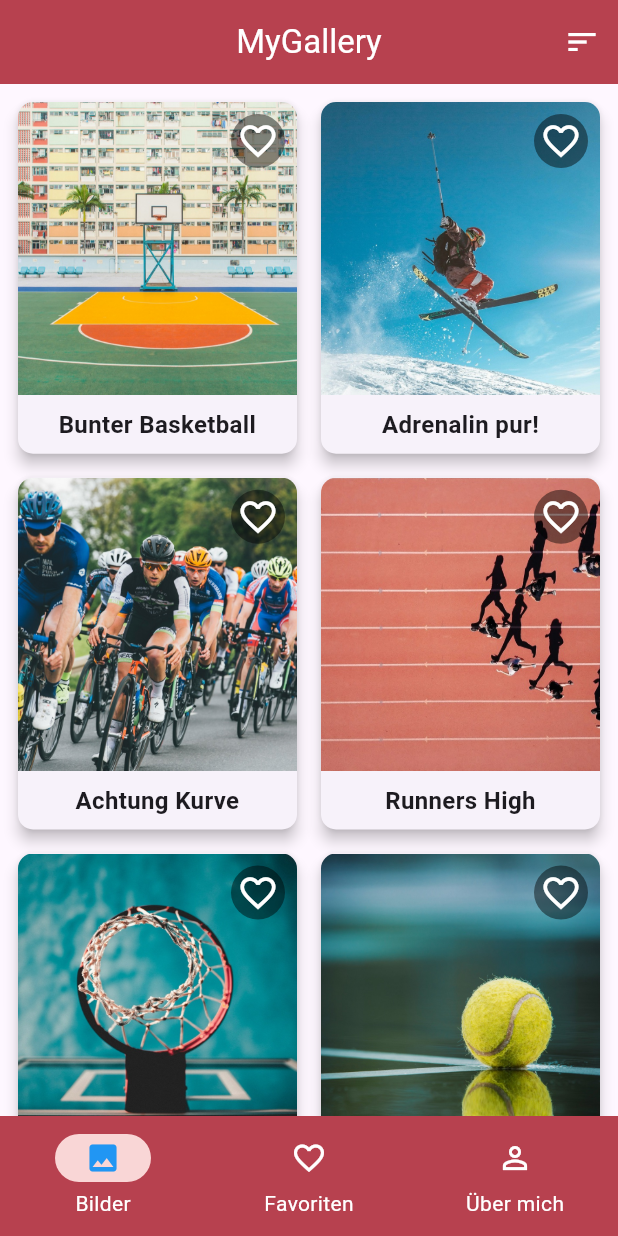
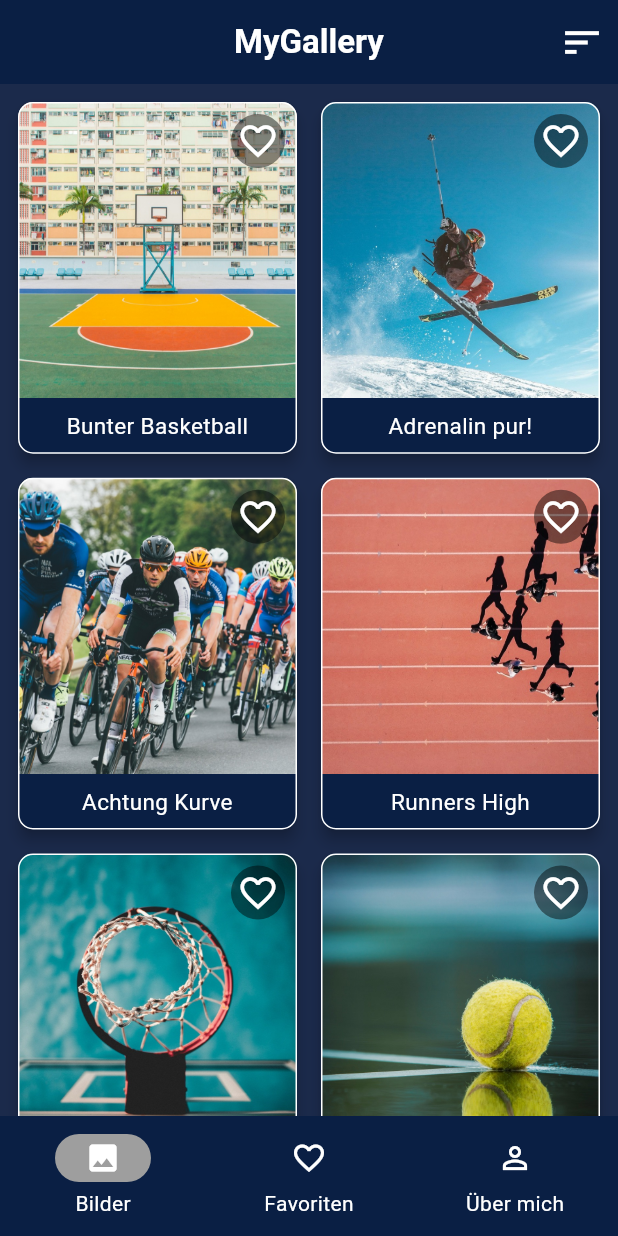
Before and after one commit to ASahinoglu/my_gallery_app, a Flutter app: the screen it shows after launch, on a phone screen of 412 x 824 dp. Run offline on Flutter 3.47's test engine with Material 3 defaults, Android fonts, the phone set to English and light mode, and no system bars.

Commit message:
color and font

```diff
--- a/lib/main.dart
+++ b/lib/main.dart
@@ -1,7 +1,6 @@
 import 'package:flutter/material.dart';
-import 'screens/gallery_screen.dart';
-import 'screens/about_screen.dart';
-import 'screens/favorites_screen.dart';
+import 'screens/main_screen.dart';
+import 'theme/app_theme.dart';
 
 void main() {
   runApp(const MyApp());
@@ -14,109 +13,17 @@ class MyApp extends StatelessWidget {
   Widget build(BuildContext context) {
     return MaterialApp(
       title: 'My Gallery App',
-      theme: ThemeData(
+      /*theme: ThemeData(
         useMaterial3: true,
         primarySwatch: Colors.red,
         visualDensity: VisualDensity.adaptivePlatformDensity,
         appBarTheme: const AppBarTheme(
-          //backgroundColor: Color.fromARGB(255, 110, 22, 16),
           backgroundColor: Color(0xFFB7414F),
           foregroundColor: Colors.white,
         ),
-      ),
+      ),*/
+      theme: AppTheme.lightTheme,
       home: const MainScreen(),
     );
   }
 }
-
-class MainScreen extends StatefulWidget {
-  const MainScreen({super.key});
-
-  @override
-  State<MainScreen> createState() => _MainScreenState();
-}
-
-class _MainScreenState extends State<MainScreen> {
-  int _selectedIndex = 0;
-
-  List<Widget> get _widgetOptions => [
-    GalleryScreen(favoriteIds: _favoriteIds, onToggleFavorite: _toggleFavorite),
-    FavoritesScreen(
-      favoriteIds: _favoriteIds,
-      onToggleFavorite: _toggleFavorite,
-    ),
-    const AboutScreen(),
-  ];
-
-  void _onItemTapped(int index) {
-    setState(() {
-      _selectedIndex = index;
-    });
-  }
-
-  final Set<String> _favoriteIds = {};
-
-  void _toggleFavorite(String id) {
-    setState(() {
-      if (_favoriteIds.contains(id)) {
-        _favoriteIds.remove(id);
-      } else {
-        _favoriteIds.add(id);
-      }
-    });
-  }
-
-  @override
-  Widget build(BuildContext context) {
-    return Scaffold(
-      body: Center(child: _widgetOptions.elementAt(_selectedIndex)),
-      // NavigationBar
-      bottomNavigationBar: NavigationBar(
-        selectedIndex: _selectedIndex,
-        onDestinationSelected: _onItemTapped,
-        backgroundColor: const Color(0xFFB7414F),
-        indicatorColor: const Color(0xFFF9D6D6),
-        labelBehavior: NavigationDestinationLabelBehavior.alwaysShow,
-        labelTextStyle: WidgetStateProperty.all(
-          const TextStyle(color: Colors.white),
-        ),
-
-        destinations: const <NavigationDestination>[
-          NavigationDestination(
-            icon: Icon(
-              Icons.photo_outlined,
-              color: Colors.white,
-            ), // Outline-Icon für nicht ausgewählt
-            selectedIcon: Icon(
-              Icons.photo,
-              color: Colors.blue,
-            ), // Ausgewählter Icon
-            label: 'Bilder',
-          ),
-          NavigationDestination(
-            icon: Icon(
-              Icons.favorite_border_outlined,
-              color: Colors.white,
-            ), // Outline-Icon für nicht ausgewählt
-            selectedIcon: Icon(
-              Icons.favorite,
-              color: Colors.blue,
-            ), // Ausgewählter Icon
-            label: 'Favoriten',
-          ),
-          NavigationDestination(
-            icon: Icon(
-              Icons.person_outline,
-              color: Colors.white,
-            ), // Outline-Icon für nicht ausgewählt
-            selectedIcon: Icon(
-              Icons.person,
-              color: Colors.blue,
-            ), // Ausgewählter Icon
-            label: 'Über mich',
-          ),
-        ],
-      ),
-    );
-  }
-}
--- a/lib/screens/about_screen.dart
+++ b/lib/screens/about_screen.dart
@@ -1,5 +1,6 @@
 import 'package:flutter/material.dart';
 import '../widgets/custom_app_bar.dart';
+import '../theme/app_theme.dart';
 
 class AboutScreen extends StatelessWidget {
   const AboutScreen({super.key});
@@ -25,19 +26,13 @@ class AboutScreen extends StatelessWidget {
                 ),
               ),
               const SizedBox(height: 16.0),
-              const Text(
-                'Kaya Müller',
-                style: TextStyle(fontSize: 28.0, fontWeight: FontWeight.bold),
-              ),
-              const Text(
-                'Fotograf',
-                style: TextStyle(fontSize: 18.0, color: Colors.grey),
-              ),
+              const Text('Kaya Müller', style: AppFonts.headline),
+              const Text('Fotograf', style: AppFonts.body),
               const SizedBox(height: 24.0),
               const Text(
                 'Mein Name ist Kaya Müller, ein Fotograf im Alter von 32 Jahren, der die Welt durch die Linse entdeckt. Mit einem Hintergrund in der visuellen Kunst und jahrelanger Erfahrung in der Fotografie habe ich einen Blick für die Schönheit im Alltäglichen entwickelt. Meine Spezialität liegt in der Sport- und Naturfotografie, wo ich das Spiel von Licht und Schatten einfange, um emotionale und aussagekräftige Bilder zu schaffen.\n\nIch glaube daran, dass jeder Moment einzigartig ist und seine eigene Geschichte erzählt. In meinen Arbeiten strebe ich danach, diese Geschichten visuell zu interpretieren und sie durch kreative Kompositionen und Nuancen zum Leben zu erwecken. Meine fotografische Reise hat mich durch verschiedene Länder geführt, wo ich die Vielfalt der Kulturen und Landschaften festhalte, immer auf der Suche nach neuen Perspektiven und Herausforderungen.\n\nMein Anspruch ist es, mit meinen Bildern nicht nur zu dokumentieren, sondern auch zu inspirieren und zu berühren. Jeder Auftrag und jedes Projekt ist für mich eine Möglichkeit, meine Leidenschaft und mein Können zu zeigen und eine Verbindung zwischen dem Betrachter und dem Bild herzustellen.',
                 textAlign: TextAlign.justify,
-                style: TextStyle(fontSize: 16.0),
+                style: AppFonts.caption,
               ),
             ],
           ),
--- a/lib/screens/detail_screen.dart
+++ b/lib/screens/detail_screen.dart
@@ -1,6 +1,8 @@
 import 'package:flutter/material.dart';
 import 'package:intl/intl.dart'; // für date formatting
 import 'package:my_gallery_app/models/gallery_item.dart';
+import '../theme/app_theme.dart';
+import 'package:my_gallery_app/widgets/custom_app_bar.dart';
 
 class DetailScreen extends StatelessWidget {
   final GalleryItem item;
@@ -12,7 +14,7 @@ class DetailScreen extends StatelessWidget {
     // Bildschirmhöhe abrufen, um die Bildhöhe relativ zu setzen
     final screenHeight = MediaQuery.of(context).size.height;
     return Scaffold(
-      appBar: AppBar(title: const Text('Details')),
+      appBar: CustomAppBar(titleText: 'Details', showBackButton: true),
       body: SafeArea(
         child: SingleChildScrollView(
           child: Column(
@@ -32,26 +34,14 @@ class DetailScreen extends StatelessWidget {
                 child: Column(
                   crossAxisAlignment: CrossAxisAlignment.start,
                   children: [
-                    Text(
-                      item.imageTitle,
-                      style: const TextStyle(
-                        fontSize: 24.0,
-                        fontWeight: FontWeight.bold,
-                      ),
-                    ),
+                    Text(item.imageTitle, style: AppFonts.headline2),
                     const SizedBox(height: 8.0),
                     Text(
                       DateFormat('dd.MM.yyyy').format(item.imageDate),
-                      style: const TextStyle(
-                        fontSize: 16.0,
-                        color: Colors.grey,
-                      ),
+                      style: AppFonts.body,
                     ),
                     const SizedBox(height: 16.0),
-                    Text(
-                      item.imageDescription,
-                      style: const TextStyle(fontSize: 18.0),
-                    ),
+                    Text(item.imageDescription, style: AppFonts.caption),
                     const SizedBox(height: 16.0),
                   ],
                 ),
--- a/lib/screens/favorites_screen.dart
+++ b/lib/screens/favorites_screen.dart
@@ -2,6 +2,7 @@ import 'package:flutter/material.dart';
 import '../widgets/gallery_card.dart';
 import '../widgets/custom_app_bar.dart';
 import '../gallery_data.dart';
+import '../theme/app_theme.dart';
 
 class FavoritesScreen extends StatelessWidget {
   final Set<String> favoriteIds;
@@ -24,10 +25,7 @@ class FavoritesScreen extends StatelessWidget {
       body: SafeArea(
         child: favoriteItems.isEmpty
             ? const Center(
-                child: Text(
-                  'Noch keine Favoriten.',
-                  style: TextStyle(fontSize: 18),
-                ),
+                child: Text('Noch keine Favoriten.', style: AppFonts.body),
               )
             : GridView.builder(
                 padding: const EdgeInsets.all(8.0),
--- a/lib/screens/gallery_screen.dart
+++ b/lib/screens/gallery_screen.dart
@@ -1,4 +1,5 @@
 import 'package:flutter/material.dart';
+import '../theme/app_theme.dart';
 import '../gallery_data.dart';
 import '../models/gallery_item.dart';
 import '../widgets/gallery_card.dart';
@@ -121,7 +122,12 @@ class _GalleryScreenState extends State<GalleryScreen> {
       appBar: CustomAppBar(
         titleText: 'MyGallery',
         actions: [
-          IconButton(icon: const Icon(Icons.sort), onPressed: _showSortOptions),
+          IconButton(
+            icon: const Icon(Icons.sort),
+            iconSize: 30.0,
+            color: AppColors.text,
+            onPressed: _showSortOptions,
+          ),
         ],
       ),
       body: SafeArea(
--- /dev/null
+++ b/lib/screens/main_screen.dart
@@ -0,0 +1,79 @@
+import 'package:flutter/material.dart';
+import 'gallery_screen.dart';
+import 'favorites_screen.dart';
+import 'about_screen.dart';
+import '../theme/app_theme.dart';
+
+class MainScreen extends StatefulWidget {
+  const MainScreen({super.key});
+
+  @override
+  State<MainScreen> createState() => _MainScreenState();
+}
+
+class _MainScreenState extends State<MainScreen> {
+  int _selectedIndex = 0;
+
+  final Set<String> _favoriteIds = {}; //  Favoriten
+
+  void _toggleFavorite(String id) {
+    setState(() {
+      if (_favoriteIds.contains(id)) {
+        _favoriteIds.remove(id);
+      } else {
+        _favoriteIds.add(id);
+      }
+    });
+  }
+
+  List<Widget> get _widgetOptions => [
+    GalleryScreen(favoriteIds: _favoriteIds, onToggleFavorite: _toggleFavorite),
+    FavoritesScreen(
+      favoriteIds: _favoriteIds,
+      onToggleFavorite: _toggleFavorite,
+    ),
+    const AboutScreen(),
+  ];
+
+  void _onItemTapped(int index) {
+    setState(() {
+      _selectedIndex = index;
+    });
+  }
+
+  @override
+  Widget build(BuildContext context) {
+    return Scaffold(
+      body: Center(child: _widgetOptions.elementAt(_selectedIndex)),
+
+      bottomNavigationBar: NavigationBar(
+        selectedIndex: _selectedIndex,
+        onDestinationSelected: _onItemTapped,
+        backgroundColor: AppColors.primary,
+        indicatorColor: Colors.grey,
+        labelBehavior: NavigationDestinationLabelBehavior.alwaysShow,
+        //labelPadding: EdgeInsets.all(4.0),
+        labelTextStyle: WidgetStateProperty.all(
+          const TextStyle(color: AppColors.text),
+        ),
+        destinations: const <NavigationDestination>[
+          NavigationDestination(
+            icon: Icon(Icons.photo_outlined, color: AppColors.text),
+            selectedIcon: Icon(Icons.photo, color: AppColors.text),
+            label: 'Bilder',
+          ),
+          NavigationDestination(
+            icon: Icon(Icons.favorite_border_outlined, color: AppColors.text),
+            selectedIcon: Icon(Icons.favorite, color: AppColors.text),
+            label: 'Favoriten',
+          ),
+          NavigationDestination(
+            icon: Icon(Icons.person_outline, color: AppColors.text),
+            selectedIcon: Icon(Icons.person, color: AppColors.text),
+            label: 'Über mich',
+          ),
+        ],
+      ),
+    );
+  }
+}
--- /dev/null
+++ b/lib/theme/app_theme.dart
@@ -0,0 +1,49 @@
+import 'package:flutter/material.dart';
+
+class AppTheme {
+  static ThemeData get lightTheme => ThemeData(
+    useMaterial3: true,
+    primaryColor: AppColors.primary,
+    scaffoldBackgroundColor: Color(0xFF1B2A4B),
+    visualDensity: VisualDensity.adaptivePlatformDensity,
+    appBarTheme: const AppBarTheme(
+      backgroundColor: AppColors.primary,
+      foregroundColor: Colors.white,
+    ),
+    colorScheme: const ColorScheme.light(
+      primary: AppColors.primary,
+      secondary: AppColors.secondary,
+    ),
+  );
+}
+
+//App Colors
+class AppColors {
+  static const Color primary = Color(0xFF0A1F44);
+  static const Color secondary = Color(0xFFF9D6D6);
+  static const Color text = Colors.white;
+  static const Color blue = Colors.blue;
+  //static const Color darkText = Color(0xFF333333);
+  static const Color background = Color(0xFF1B2A4B);
+}
+
+//App Fonts
+class AppFonts {
+  static const TextStyle headline = TextStyle(
+    fontSize: 28,
+    fontWeight: FontWeight.bold,
+    color: AppColors.text,
+  );
+  static const TextStyle headline2 = TextStyle(
+    fontSize: 22,
+    fontWeight: FontWeight.bold,
+    color: AppColors.text,
+  );
+  static const TextStyle body = TextStyle(fontSize: 18, color: AppColors.text);
+
+  static const TextStyle caption = TextStyle(
+    fontSize: 15,
+    //fontWeight: FontWeight.bold,
+    color: AppColors.text,
+  );
+}
--- a/lib/widgets/custom_app_bar.dart
+++ b/lib/widgets/custom_app_bar.dart
@@ -1,4 +1,5 @@
 import 'package:flutter/material.dart';
+import '../theme/app_theme.dart';
 
 class CustomAppBar extends StatelessWidget implements PreferredSizeWidget {
   final String titleText; // Der Titel als String
@@ -15,7 +16,8 @@ class CustomAppBar extends StatelessWidget implements PreferredSizeWidget {
   @override
   Widget build(BuildContext context) {
     return AppBar(
-      title: Text(titleText),
+      iconTheme: IconThemeData(color: AppColors.text),
+      title: Text(titleText, style: AppFonts.headline2),
       centerTitle: true,
       actions: actions,
 
--- a/lib/widgets/gallery_card.dart
+++ b/lib/widgets/gallery_card.dart
@@ -1,6 +1,7 @@
 import 'package:flutter/material.dart';
 import '../models/gallery_item.dart';
 import '../screens/detail_screen.dart';
+import '../theme/app_theme.dart';
 
 class GalleryCard extends StatelessWidget {
   final GalleryItem item;
@@ -25,7 +26,9 @@ class GalleryCard extends StatelessWidget {
       },
       child: Card(
         elevation: 4.0,
+        color: AppColors.primary,
         shape: RoundedRectangleBorder(
+          side: BorderSide(color: AppColors.text),
           borderRadius: BorderRadius.circular(10.0),
         ),
         child: Column(
@@ -58,7 +61,9 @@ class GalleryCard extends StatelessWidget {
                         padding: const EdgeInsets.all(4.0),
                         child: Icon(
                           isFavorite ? Icons.favorite : Icons.favorite_border,
-                          color: isFavorite ? Colors.red : Colors.white,
+                          color: isFavorite
+                              ? const Color.fromARGB(255, 223, 63, 63)
+                              : AppColors.text,
                           size: 28,
                         ),
                       ),
@@ -75,10 +80,7 @@ class GalleryCard extends StatelessWidget {
                 maxLines: 1,
                 overflow: TextOverflow.ellipsis,
                 textAlign: TextAlign.center,
-                style: const TextStyle(
-                  fontSize: 16.0,
-                  fontWeight: FontWeight.bold,
-                ),
+                style: AppFonts.caption,
               ),
             ),
           ],
```
